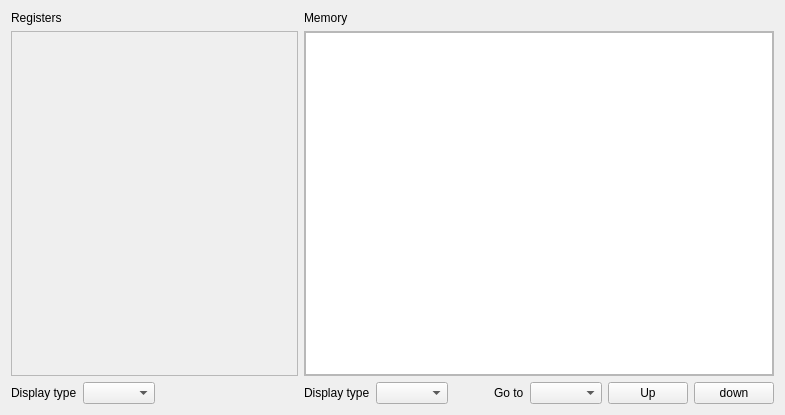
The window that src/memorytab.ui (mortbopet/Ripes) describes before a commit, drawn with Qt 5.
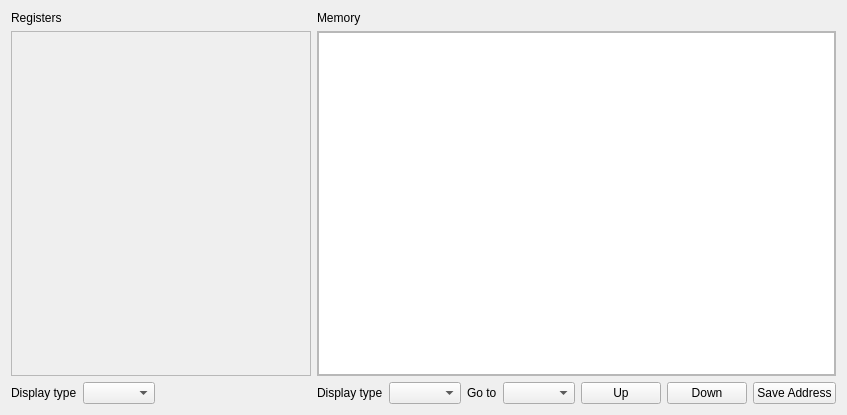
The same window after the commit. Custom widgets are drawn as their Qt base class.

Commit message: Add save address functionality in memory view

Diff of the .ui file:
```diff
--- a/src/memorytab.ui
+++ b/src/memorytab.ui
@@ -6,7 +6,7 @@
    <rect>
     <x>0</x>
     <y>0</y>
-    <width>785</width>
+    <width>846</width>
     <height>415</height>
    </rect>
   </property>
@@ -27,6 +27,12 @@
        </item>
        <item>
         <widget class="QScrollArea" name="scrollArea">
+         <property name="minimumSize">
+          <size>
+           <width>300</width>
+           <height>0</height>
+          </size>
+         </property>
          <property name="widgetResizable">
           <bool>true</bool>
          </property>
@@ -35,7 +41,7 @@
            <rect>
             <x>0</x>
             <y>0</y>
-            <width>240</width>
+            <width>298</width>
             <height>335</height>
            </rect>
           </property>
@@ -99,7 +105,7 @@
            <rect>
             <x>0</x>
             <y>0</y>
-            <width>511</width>
+            <width>514</width>
             <height>335</height>
            </rect>
           </property>
@@ -179,7 +185,14 @@
          <item>
           <widget class="QPushButton" name="memoryDown">
            <property name="text">
-            <string>down</string>
+            <string>Down</string>
+           </property>
+          </widget>
+         </item>
+         <item>
+          <widget class="QPushButton" name="save">
+           <property name="text">
+            <string>Save Address</string>
            </property>
           </widget>
          </item>
```
The commit also changes 4 other files.
